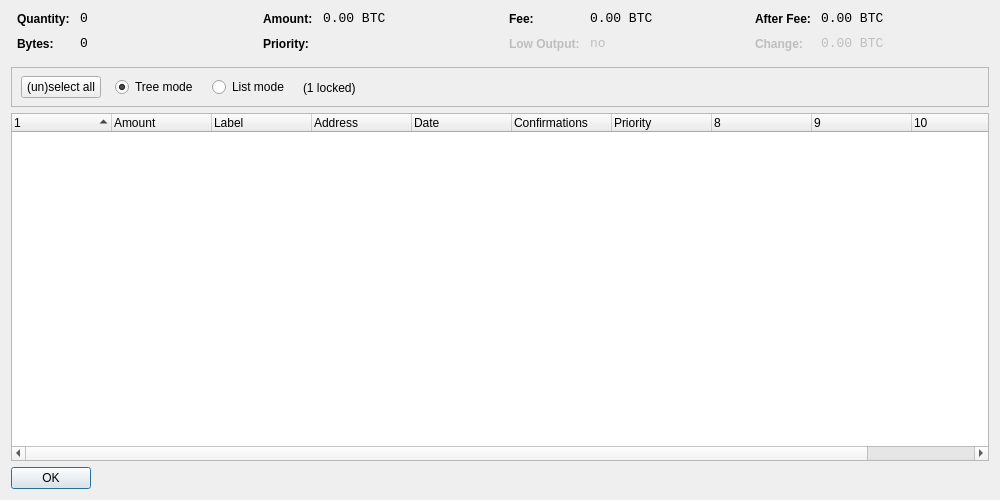
Above: src/qt/forms/coincontroldialog.ui from WhisperCoin/NewCoin before the change. Below: the same form after it.
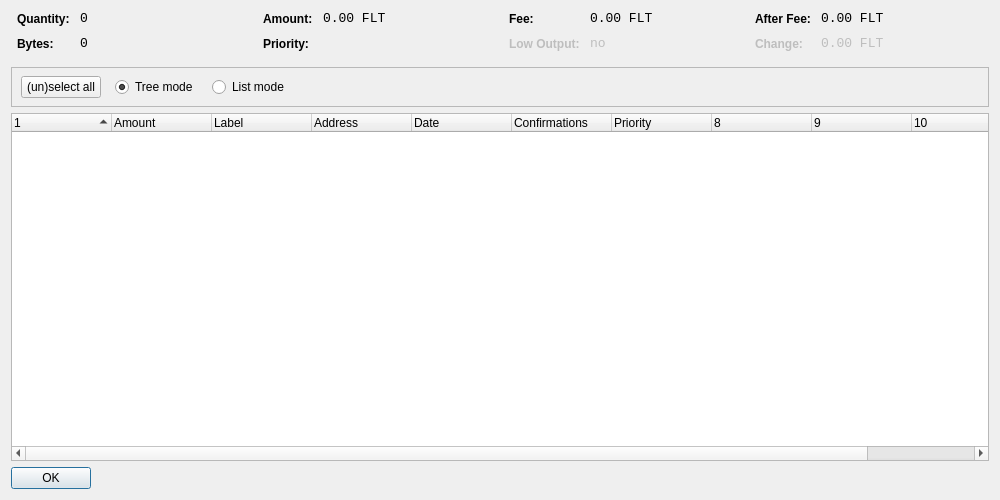
That is the form after the change. Custom widgets are drawn as their Qt base class.

```diff
--- a/src/qt/forms/coincontroldialog.ui
+++ b/src/qt/forms/coincontroldialog.ui
@@ -141,7 +141,7 @@
           <enum>Qt::ActionsContextMenu</enum>
          </property>
          <property name="text">
-          <string notr="true">0.00 BTC</string>
+          <string>0.00 FLT</string>
          </property>
          <property name="textInteractionFlags">
           <set>Qt::LinksAccessibleByMouse|Qt::TextSelectableByKeyboard|Qt::TextSelectableByMouse</set>
@@ -221,7 +221,7 @@
           <enum>Qt::ActionsContextMenu</enum>
          </property>
          <property name="text">
-          <string notr="true">0.00 BTC</string>
+          <string>0.00 FLT</string>
          </property>
          <property name="textInteractionFlags">
           <set>Qt::LinksAccessibleByMouse|Qt::TextSelectableByKeyboard|Qt::TextSelectableByMouse</set>
@@ -307,7 +307,7 @@
           <enum>Qt::ActionsContextMenu</enum>
          </property>
          <property name="text">
-          <string notr="true">0.00 BTC</string>
+          <string>0.00 FLT</string>
          </property>
          <property name="textInteractionFlags">
           <set>Qt::LinksAccessibleByMouse|Qt::TextSelectableByKeyboard|Qt::TextSelectableByMouse</set>
@@ -345,7 +345,7 @@
           <enum>Qt::ActionsContextMenu</enum>
          </property>
          <property name="text">
-          <string notr="true">0.00 BTC</string>
+          <string>0.00 FLT</string>
          </property>
          <property name="textInteractionFlags">
           <set>Qt::LinksAccessibleByMouse|Qt::TextSelectableByKeyboard|Qt::TextSelectableByMouse</set>
@@ -425,13 +425,6 @@
          </property>
         </widget>
        </item>
-       <item>
-        <widget class="QLabel" name="labelLocked">
-         <property name="text">
-          <string>(1 locked)</string>
-         </property>
-        </widget>
-       </item>
        <item>
         <spacer name="horizontalSpacer">
          <property name="orientation">
```
Left out of the diff: 6 changed lines with no effect on the pictures.
